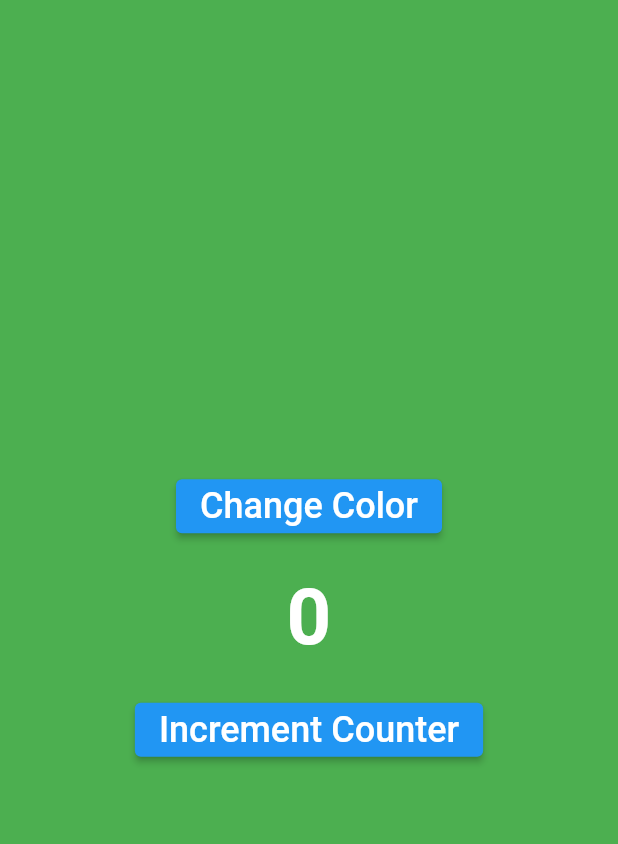
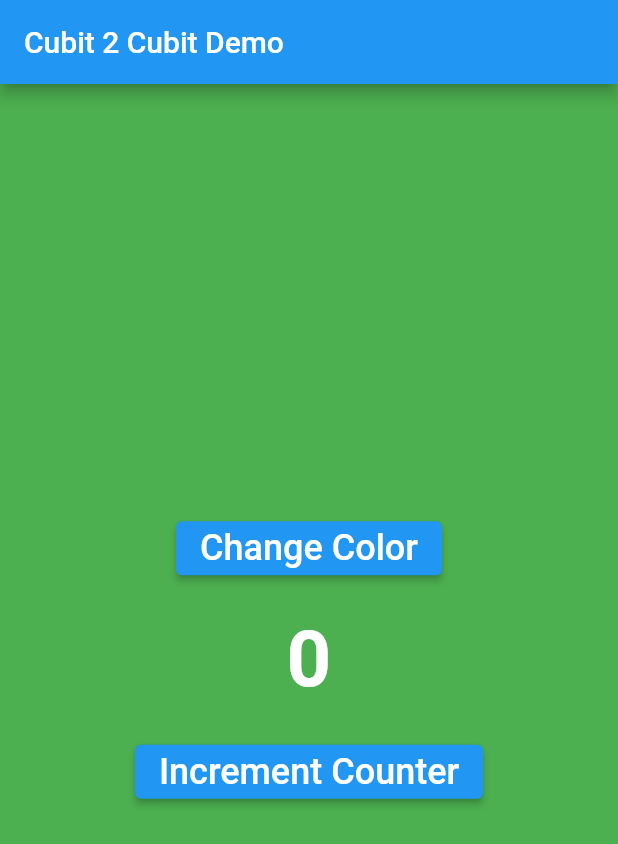
Before and after one commit to adeelzahid1/cubit_bloc, a Flutter app: the screen it shows after launch, after a tap on "Change Color", on a phone screen of 412 x 824 dp. Shown: the top 844 px of the screen. Run offline on Flutter 3.47's test engine with Material 2 defaults, Android fonts, the phone set to English and light mode, and no system bars; our stand-ins replace bloc, equatable, flutter_bloc.

Commit message:
multi bloc provided added

```diff
--- a/lib/main.dart
+++ b/lib/main.dart
@@ -12,20 +12,19 @@ class MyApp extends StatelessWidget {
 
   @override
   Widget build(BuildContext context) {
-    return BlocProvider<ColorCubit>(
-      create: (context) => ColorCubit(),
-      child: BlocProvider<CountingCubit>(
-        create: (context) => CountingCubit(
+    return MultiBlocProvider(
+      providers: [
+        BlocProvider<ColorCubit>(create: (context) => ColorCubit(),),
+        BlocProvider<CountingCubit>(create: (context) => CountingCubit(
           colorCubit: context.read<ColorCubit>(),
-          ),
+           ),),
+      ],
       child: MaterialApp(
             title: 'Cubit to Cubit basics',
-            debugShowCheckedModeBanner:  false,
+            debugShowCheckedModeBanner: false,
             theme: ThemeData(primarySwatch: Colors.blue),
             home: MyHomePage(),
       ),
-      ),
-
     );
   }
 }
@@ -36,6 +35,7 @@ class MyHomePage extends StatelessWidget {
   @override
   Widget build(BuildContext context) {
     return Scaffold(
+      appBar: AppBar(title: Text('Cubit 2 Cubit Demo')),
       backgroundColor: context.watch<ColorCubit>().state.color,
       body: Center(
         child: Column(
@@ -47,17 +47,23 @@ class MyHomePage extends StatelessWidget {
                 style: TextStyle(fontSize: 24.0),
               ),
               onPressed: () {
-                context.read<ColorCubit>().changeColor();
+                // context.read<ColorCubit>().changeColor();
+                BlocProvider.of<ColorCubit>(context).changeColor();
               },
             ),
             SizedBox(height: 20.0),
-            Text(
-              '${context.watch<CountingCubit>().state.counting}',
+            BlocBuilder<CountingCubit, CountingState>(
+              builder: (context, state) {
+                return Text(
+                  '${state.counting}',
                   style: TextStyle(
                     fontSize: 52.0,
                     fontWeight: FontWeight.bold,
                     color: Colors.white,
                   ),
+                );
+              //  '${context.watch<CountingCubit>().state.counting}',
+              },
             ),
             SizedBox(height: 20.0),
             ElevatedButton(
@@ -66,7 +72,8 @@ class MyHomePage extends StatelessWidget {
                 style: TextStyle(fontSize: 24.0),
               ),
               onPressed: () {
-                context.read<CountingCubit>().changeCounting();
+                // context.read<CountingCubit>().changeCounting();
+                BlocProvider.of<CountingCubit>(context).changeCounting();
               },
             ),
           ],
```
Lines whose indentation alone changed are shown as unchanged.
